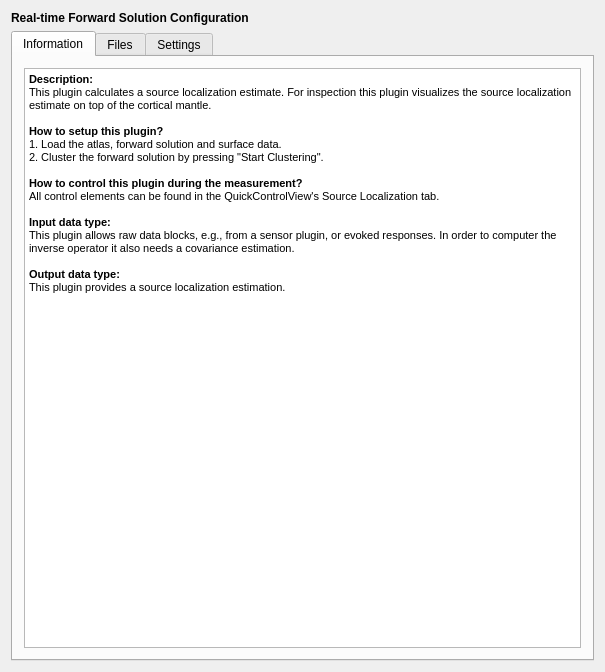
The window that applications/mne_scan/plugins/rtfwd/FormFiles/rtfwdsetup.ui (mne-tools/mne-cpp) describes before a commit, drawn with Qt 5.
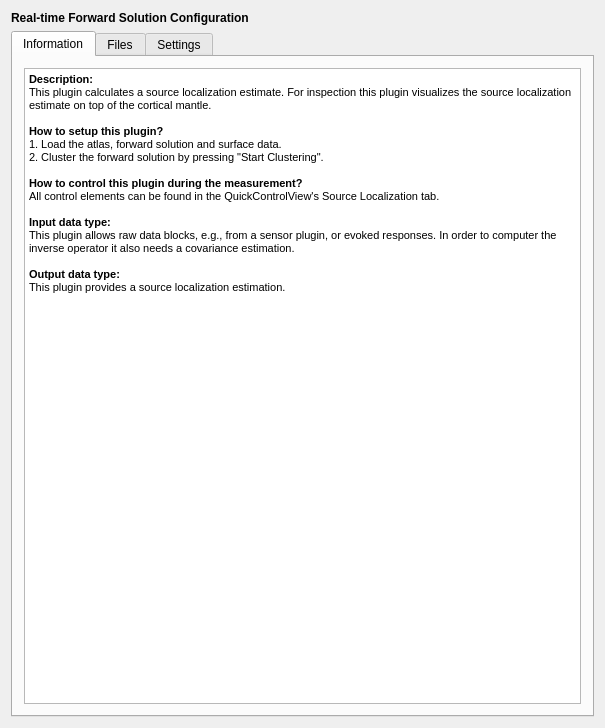
The same window after the commit.

Commit message: ENH: Implement clustering into forward plugin

Patch:
```diff
--- a/applications/mne_scan/plugins/rtfwd/FormFiles/rtfwdsetup.ui
+++ b/applications/mne_scan/plugins/rtfwd/FormFiles/rtfwdsetup.ui
@@ -7,7 +7,7 @@
     <x>0</x>
     <y>0</y>
     <width>603</width>
-    <height>663</height>
+    <height>728</height>
    </rect>
   </property>
   <property name="windowTitle">
```
The commit also changes 2 other files.
